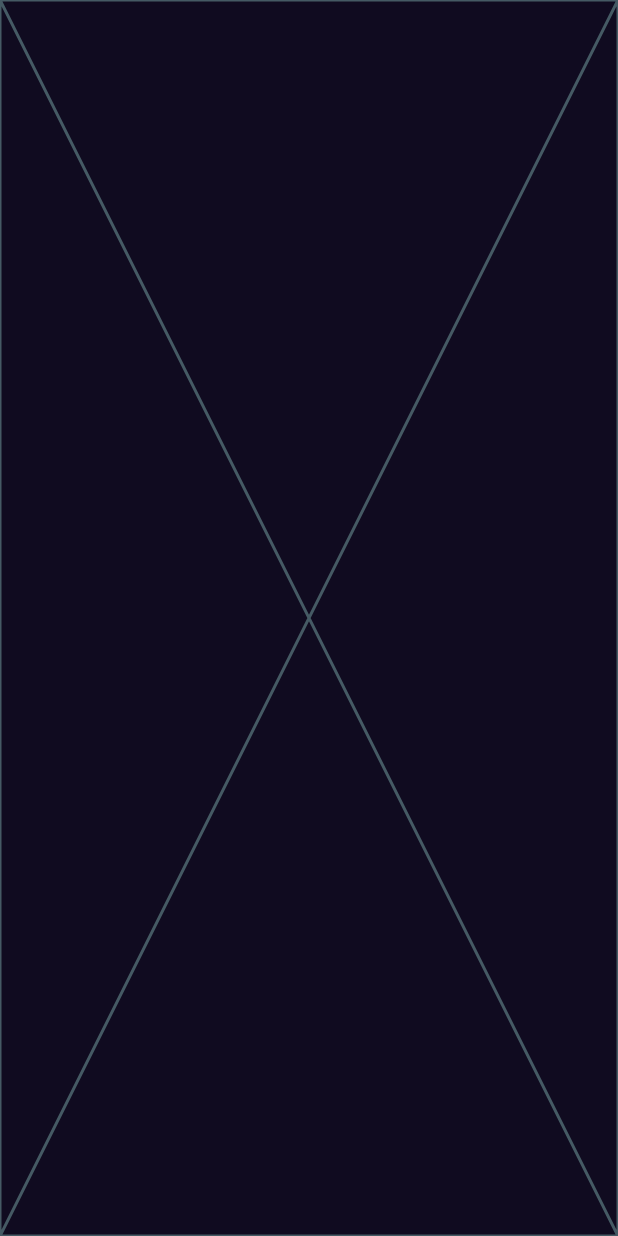
After one commit to MohammedHashemBdier/Bookly-App, a Flutter app: the BookDetailsView screen opened directly, on a phone screen of 412 x 824 dp. The commit adds this screen. Run offline on Flutter 3.47's test engine with Material 3 defaults, Android fonts, the phone set to English and light mode, and no system bars; our stand-ins replace font_awesome_flutter, get, google_fonts.

Commit message:
Create book details view

```diff
--- /dev/null
+++ b/lib/features/home/presentation/views/book_details_view.dart
@@ -0,0 +1,13 @@
+import 'package:bookly_app/features/home/presentation/views/widgets/book_details_view/book_details_view_body.dart';
+import 'package:flutter/material.dart';
+
+class BookDetailsView extends StatelessWidget {
+  const BookDetailsView({super.key});
+
+  @override
+  Widget build(BuildContext context) {
+    return const Scaffold(
+      body: BookDetailsViewBody(),
+    );
+  }
+}
--- a/lib/features/home/presentation/views/home_view.dart
+++ b/lib/features/home/presentation/views/home_view.dart
@@ -1,4 +1,4 @@
-import 'package:bookly_app/features/home/presentation/views/widgets/home_view_body.dart';
+import 'package:bookly_app/features/home/presentation/views/widgets/book_view/home_view_body.dart';
 import 'package:flutter/material.dart';
 
 class HomeView extends StatelessWidget {
--- /dev/null
+++ b/lib/features/home/presentation/views/widgets/book_details_view/book_details_view_body.dart
@@ -0,0 +1,10 @@
+import 'package:flutter/material.dart';
+
+class BookDetailsViewBody extends StatelessWidget {
+  const BookDetailsViewBody({super.key});
+
+  @override
+  Widget build(BuildContext context) {
+    return const Placeholder();
+  }
+}
--- a/lib/features/home/presentation/views/widgets/best_seller_list_view.dart
+++ b/lib/features/home/presentation/views/widgets/book_view/best_seller_list_view.dart
@@ -1,4 +1,4 @@
-import 'package:bookly_app/features/home/presentation/views/widgets/best_seller_list_view_item.dart';
+import 'package:bookly_app/features/home/presentation/views/widgets/book_view/best_seller_list_view_item.dart';
 import 'package:flutter/material.dart';
 
 class BestSellerListView extends StatelessWidget {
--- a/lib/features/home/presentation/views/widgets/best_seller_list_view_item.dart
+++ b/lib/features/home/presentation/views/widgets/book_view/best_seller_list_view_item.dart
@@ -1,6 +1,6 @@
 import 'package:bookly_app/core/utils/app_styles.dart';
 import 'package:bookly_app/core/utils/assets_data.dart';
-import 'package:bookly_app/features/home/presentation/views/widgets/book_rating.dart';
+import 'package:bookly_app/features/home/presentation/views/widgets/book_view/book_rating.dart';
 import 'package:flutter/material.dart';
 
 class BestSellerListViewItem extends StatelessWidget {
--- a/lib/features/home/presentation/views/widgets/featured_books_list_view.dart
+++ b/lib/features/home/presentation/views/widgets/book_view/featured_books_list_view.dart
@@ -1,4 +1,4 @@
-import 'package:bookly_app/features/home/presentation/views/widgets/custom_featured_item.dart';
+import 'package:bookly_app/features/home/presentation/views/widgets/book_view/custom_featured_item.dart';
 import 'package:flutter/material.dart';
 
 class FeaturedBooksListView extends StatelessWidget {
--- a/lib/features/home/presentation/views/widgets/home_view_body.dart
+++ b/lib/features/home/presentation/views/widgets/book_view/home_view_body.dart
@@ -1,7 +1,7 @@
 import 'package:bookly_app/core/utils/app_styles.dart';
-import 'package:bookly_app/features/home/presentation/views/widgets/best_seller_list_view.dart';
-import 'package:bookly_app/features/home/presentation/views/widgets/custom_app_bar.dart';
-import 'package:bookly_app/features/home/presentation/views/widgets/featured_books_list_view.dart';
+import 'package:bookly_app/features/home/presentation/views/widgets/book_view/best_seller_list_view.dart';
+import 'package:bookly_app/features/home/presentation/views/widgets/book_view/custom_app_bar.dart';
+import 'package:bookly_app/features/home/presentation/views/widgets/book_view/featured_books_list_view.dart';
 import 'package:flutter/material.dart';
 
 class HomeViewBody extends StatelessWidget {
```
Also changed, not shown: lib/features/home/presentation/views/widgets/book_view/book_rating.dart (renamed from lib/features/home/presentation/views/widgets/book_rating.dart), lib/features/home/presentation/views/widgets/book_view/custom_app_bar.dart (renamed from lib/features/home/presentation/views/widgets/custom_app_bar.dart), lib/features/home/presentation/views/widgets/book_view/custom_featured_item.dart (renamed from lib/features/home/presentation/views/widgets/custom_featured_item.dart).
